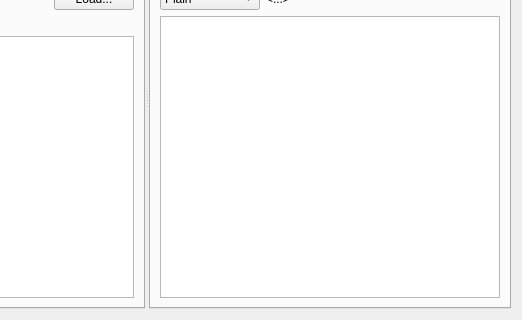
This is src/CRequestGUI.ui in ArsMasiuk/bootsmann as Qt 5 draws it before an edit; both pictures show x 276 to 798 and y 124 to 444 of the 798 by 444 pixel window. The edited form follows.
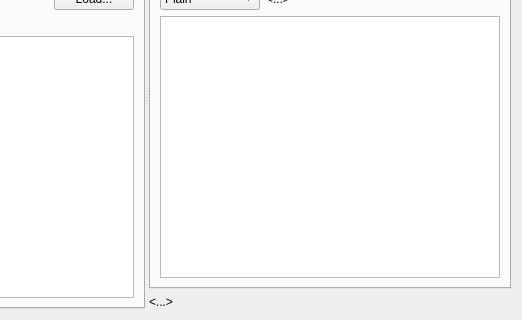
This is the edited form. The open tabs and pages were chosen to show the change. Icons and pictures are not drawn. Custom widgets are drawn as their Qt base class.

Patch:
```diff
--- a/src/CRequestGUI.ui
+++ b/src/CRequestGUI.ui
@@ -727,6 +727,25 @@
          </widget>
         </widget>
        </item>
+       <item>
+        <widget class="QLabel" name="ServerErrorText">
+         <property name="sizePolicy">
+          <sizepolicy hsizetype="Expanding" vsizetype="Preferred">
+           <horstretch>0</horstretch>
+           <verstretch>0</verstretch>
+          </sizepolicy>
+         </property>
+         <property name="text">
+          <string>&lt;...&gt;</string>
+         </property>
+         <property name="wordWrap">
+          <bool>true</bool>
+         </property>
+         <property name="textInteractionFlags">
+          <set>Qt::LinksAccessibleByMouse|Qt::TextSelectableByKeyboard|Qt::TextSelectableByMouse</set>
+         </property>
+        </widget>
+       </item>
       </layout>
      </widget>
     </widget>
```
Left out of the diff: 39 changed lines with no effect on the pictures.
